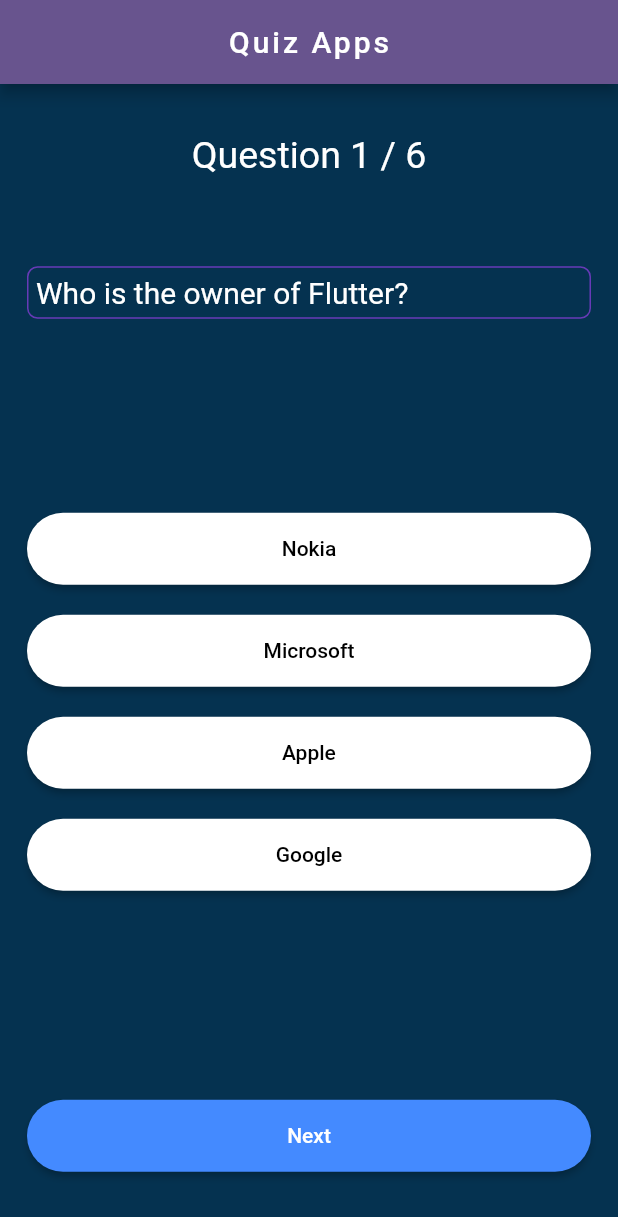
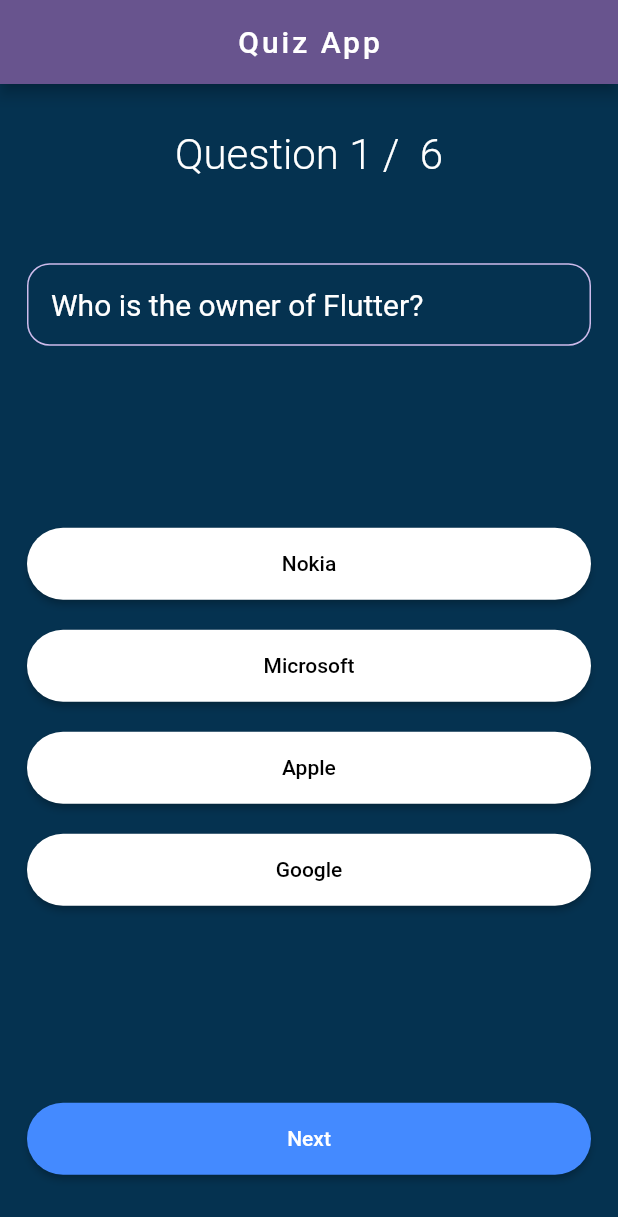
Before and after one commit to mustafanagori/Quiz_App, a Flutter app: the screen it shows after launch, on a phone screen of 412 x 824 dp. Shown: the top 1217 px of the screen. Run offline on Flutter 3.47's test engine with Material 3 defaults, Android fonts, the phone set to English and light mode, and no system bars; our stand-ins replace get.

Commit message:
resolve pointer isse

```diff
--- a/lib/home.dart
+++ b/lib/home.dart
@@ -4,7 +4,6 @@ import 'question_model.dart';
 
 class Home extends StatefulWidget {
   const Home({Key? key});
-
   @override
   State<Home> createState() => _HomeState();
 }
@@ -14,7 +13,7 @@ class _HomeState extends State<Home> {
   int currentQuestionIndex = 0;
   int score = 0;
   Answer? selectedAnswer;
-  bool isLoading = false; // Added to track loading state
+  bool isLoading = false;
 
   @override
   Widget build(BuildContext context) {
@@ -23,7 +22,7 @@ class _HomeState extends State<Home> {
       appBar: AppBar(
         centerTitle: true,
         title: const Text(
-          "Quiz Apps",
+          "Quiz App",
           style: TextStyle(
             letterSpacing: 2,
           ),
@@ -31,13 +30,16 @@ class _HomeState extends State<Home> {
       ),
       body: Padding(
           padding: const EdgeInsets.all(8.0),
-          child: questionList != null && questionList.isNotEmpty
+          child: questionList.isNotEmpty
               ? Column(
                   mainAxisAlignment: MainAxisAlignment.spaceAround,
                   children: [
                     Text(
-                      "Question ${currentQuestionIndex + 1} / ${questionList.length}",
-                      style: TextStyle(fontSize: 25, color: Colors.white),
+                      "Question ${currentQuestionIndex + 1} /  ${questionList.length}",
+                      style: const TextStyle(
+                          fontSize: 28,
+                          color: Colors.white,
+                          fontWeight: FontWeight.w300),
                     ),
                     _questionWidget(),
                     const SizedBox(
@@ -55,25 +57,20 @@ class _HomeState extends State<Home> {
   }
 
   Widget _questionWidget() {
-    return Column(
-      children: [
-        Container(
+    return SizedBox(
       width: double.infinity,
       child: Container(
         margin: const EdgeInsets.all(10),
-            padding: const EdgeInsets.all(5),
+        padding: const EdgeInsets.all(15),
         decoration: BoxDecoration(
-              borderRadius: BorderRadius.circular(7),
-              border: Border.all(color: Colors.deepPurple),
+          borderRadius: BorderRadius.circular(15),
+          border: Border.all(color: const Color.fromARGB(255, 205, 187, 235)),
         ),
         child: Text(
-              questionList[currentQuestionIndex]?.questionText ??
-                  "No question available",
+          questionList[currentQuestionIndex].questionText,
           style: const TextStyle(fontSize: 20, color: Colors.white),
         ),
       ),
-        ),
-      ],
     );
   }
 
@@ -81,15 +78,16 @@ class _HomeState extends State<Home> {
     return Column(
       children: questionList[currentQuestionIndex]
           .answerList
-          .map((e) => _answerButton(e))
+          .map((item) => _answerButton(item))
           .toList(),
     );
   }
 
   Widget _answerButton(Answer answer) {
     bool isSelected = answer == selectedAnswer;
-    return Container(
-      margin: const EdgeInsets.all(10),
+    return Padding(
+      padding: const EdgeInsets.all(10), // Adjust the margin as needed
+      child: Container(
         width: double.infinity,
         height: 48,
         child: ElevatedButton(
@@ -106,9 +104,14 @@ class _HomeState extends State<Home> {
               setState(() {
                 selectedAnswer = answer;
               });
+            } else {
+              setState(() {
+                selectedAnswer = answer;
+              });
             }
           },
           child: Text(answer.answerText),
+        ),
       ),
     );
   }
--- a/lib/question_model.dart
+++ b/lib/question_model.dart
@@ -1,15 +1,15 @@
+class Answer {
+  final String answerText;
+  final bool isCorrect;
+
+  Answer(this.answerText, this.isCorrect);
+}
+
 class Question {
   final String questionText;
   final List<Answer> answerList;
 
   Question(this.questionText, this.answerList);
-}
-
-class Answer {
-  final String answerText;
-  final bool isCorrect;
-
-  Answer(this.answerText, this.isCorrect);
 }
 
 List<Question> getQuestions() {
```
Also changed, not shown: pubspec.lock. Lines whose indentation alone changed are shown as unchanged.
